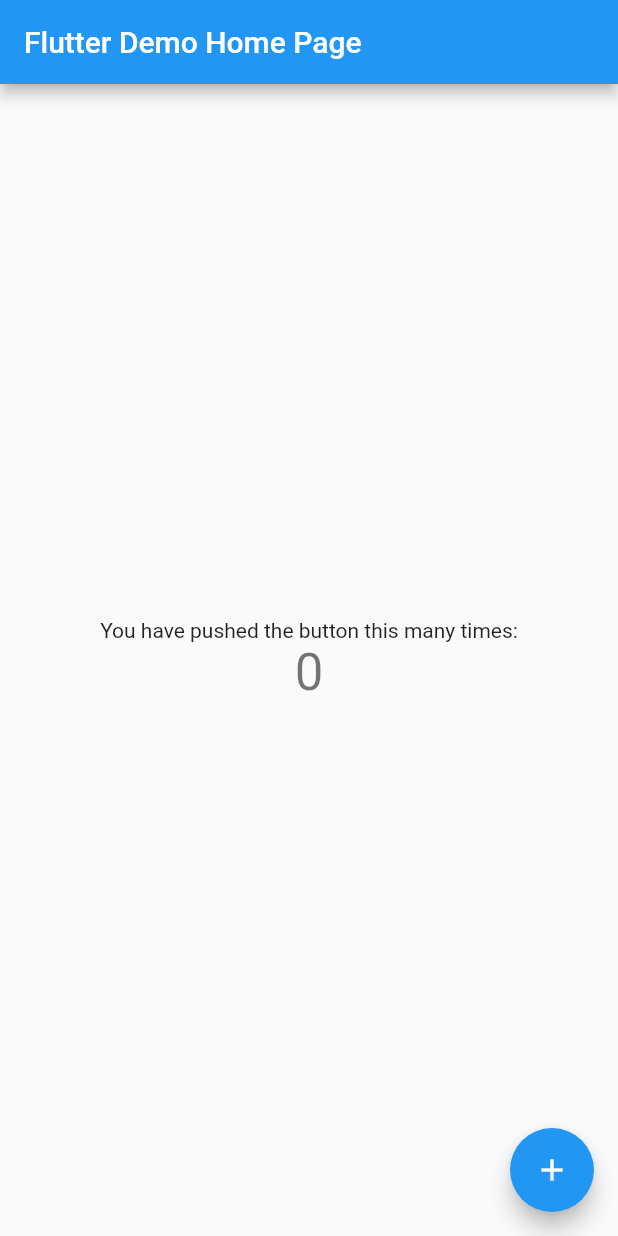
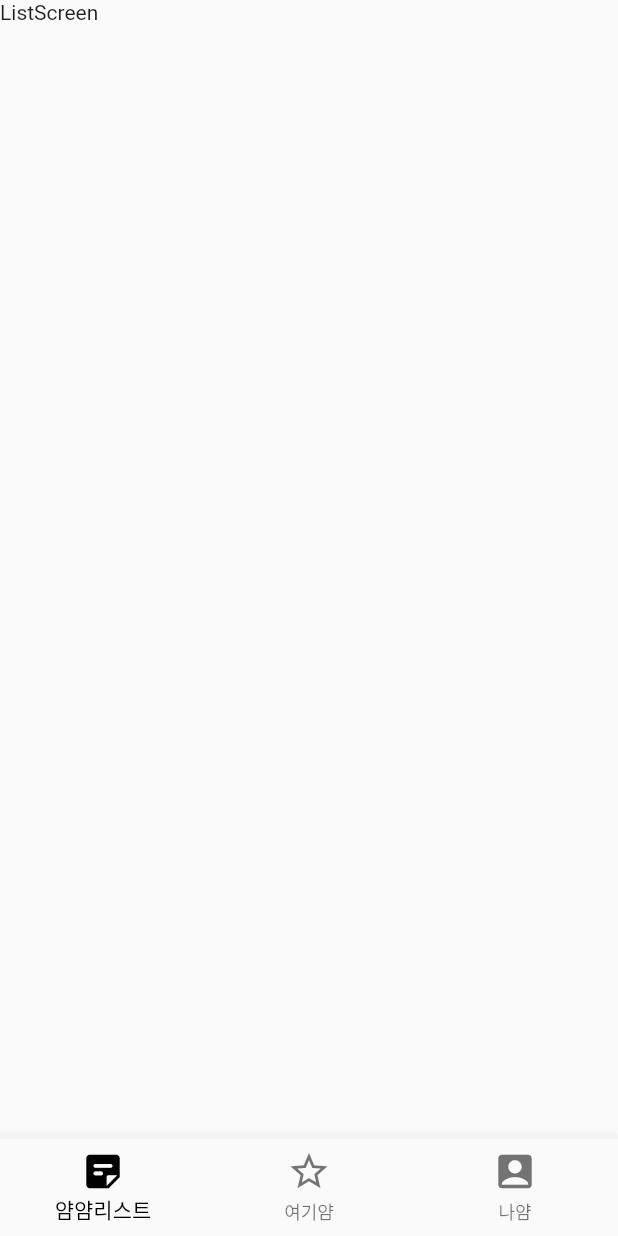
Before and after one commit to dcide6/mucketList_ui, a Flutter app: the screen it shows after launch, on a phone screen of 412 x 824 dp. Run offline on Flutter 3.47's test engine with Material 2 defaults, Android fonts, the phone set to English and light mode, and no system bars; our stand-ins replace get.

Commit message:
add screens

```diff
--- /dev/null
+++ b/lib/constants/material_white.dart
@@ -0,0 +1,17 @@
+import 'package:flutter/material.dart';
+
+const MaterialColor white = MaterialColor(
+  0xFFFFFFFF,
+  <int, Color>{
+    50: Color(0x0FFFFFFF),
+    100: Color(0x1FFFFFFF),
+    200: Color(0x2FFFFFFF),
+    300: Color(0x3FFFFFFF),
+    400: Color(0x4FFFFFFF),
+    500: Color(0x5FFFFFFF),
+    600: Color(0x6FFFFFFF),
+    700: Color(0x7FFFFFFF),
+    800: Color(0x8FFFFFFF),
+    900: Color(0x9FFFFFFF),
+  },
+);
--- /dev/null
+++ b/lib/home_page.dart
@@ -0,0 +1,51 @@
+import 'package:flutter/material.dart';
+import 'package:mklistui/screens/feed_screen.dart';
+import 'package:mklistui/screens/list_screen.dart';
+import 'package:mklistui/screens/profile_screen.dart';
+
+class HomePage extends StatefulWidget {
+  @override
+  _HomePageState createState() => _HomePageState();
+}
+
+class _HomePageState extends State<HomePage> {
+  List<BottomNavigationBarItem> btmNavItems = [
+    BottomNavigationBarItem(
+        icon: Icon(Icons.sticky_note_2_rounded), label: '얌얌리스트'),
+    BottomNavigationBarItem(
+        icon: Icon(Icons.star_border_outlined), label: '여기얌'),
+    BottomNavigationBarItem(icon: Icon(Icons.account_box_rounded), label: '나얌'),
+  ];
+
+  int _selectedIndex = 0;
+  GlobalKey<ScaffoldState> _key = GlobalKey();
+
+  static List<Widget> _screens = [
+    ListScreen(),
+    FeedScreen(),
+    ProfileScreen(),
+  ];
+
+  @override
+  Widget build(BuildContext context) {
+    return Scaffold(
+      key: _key,
+      body: IndexedStack(
+        index: _selectedIndex,
+        children: _screens,
+      ),
+      bottomNavigationBar: BottomNavigationBar(
+          showSelectedLabels: true,
+          showUnselectedLabels: true,
+          iconSize: 30.0,
+          items: btmNavItems,
+          selectedItemColor: Colors.black,
+          currentIndex: _selectedIndex,
+          onTap: (index) {
+            setState(() {
+              _selectedIndex = index;
+            });
+          }),
+    );
+  }
+}
--- a/lib/main.dart
+++ b/lib/main.dart
@@ -1,4 +1,8 @@
 import 'package:flutter/material.dart';
+import 'package:get/get.dart';
+import 'package:mklistui/constants/material_white.dart';
+
+import 'home_page.dart';
 
 void main() {
   runApp(MyApp());
@@ -8,110 +12,13 @@ class MyApp extends StatelessWidget {
   // This widget is the root of your application.
   @override
   Widget build(BuildContext context) {
-    return MaterialApp(
-      title: 'Flutter Demo',
+    return GetMaterialApp(
+      debugShowCheckedModeBanner: false,
       theme: ThemeData(
-        // This is the theme of your application.
-        //
-        // Try running your application with "flutter run". You'll see the
-        // application has a blue toolbar. Then, without quitting the app, try
-        // changing the primarySwatch below to Colors.green and then invoke
-        // "hot reload" (press "r" in the console where you ran "flutter run",
-        // or simply save your changes to "hot reload" in a Flutter IDE).
-        // Notice that the counter didn't reset back to zero; the application
-        // is not restarted.
-        primarySwatch: Colors.blue,
-        // This makes the visual density adapt to the platform that you run
-        // the app on. For desktop platforms, the controls will be smaller and
-        // closer together (more dense) than on mobile platforms.
+        primarySwatch: white,
         visualDensity: VisualDensity.adaptivePlatformDensity,
       ),
-      home: MyHomePage(title: 'Flutter Demo Home Page'),
+      home: HomePage(),
     );
   }
 }
-
-class MyHomePage extends StatefulWidget {
-  MyHomePage({Key key, this.title}) : super(key: key);
-
-  // This widget is the home page of your application. It is stateful, meaning
-  // that it has a State object (defined below) that contains fields that affect
-  // how it looks.
-
-  // This class is the configuration for the state. It holds the values (in this
-  // case the title) provided by the parent (in this case the App widget) and
-  // used by the build method of the State. Fields in a Widget subclass are
-  // always marked "final".
-
-  final String title;
-
-  @override
-  _MyHomePageState createState() => _MyHomePageState();
-}
-
-class _MyHomePageState extends State<MyHomePage> {
-  int _counter = 0;
-
-  void _incrementCounter() {
-    setState(() {
-      // This call to setState tells the Flutter framework that something has
-      // changed in this State, which causes it to rerun the build method below
-      // so that the display can reflect the updated values. If we changed
-      // _counter without calling setState(), then the build method would not be
-      // called again, and so nothing would appear to happen.
-      _counter++;
-    });
-  }
-
-  @override
-  Widget build(BuildContext context) {
-    // This method is rerun every time setState is called, for instance as done
-    // by the _incrementCounter method above.
-    //
-    // The Flutter framework has been optimized to make rerunning build methods
-    // fast, so that you can just rebuild anything that needs updating rather
-    // than having to individually change instances of widgets.
-    return Scaffold(
-      appBar: AppBar(
-        // Here we take the value from the MyHomePage object that was created by
-        // the App.build method, and use it to set our appbar title.
-        title: Text(widget.title),
-      ),
-      body: Center(
-        // Center is a layout widget. It takes a single child and positions it
-        // in the middle of the parent.
-        child: Column(
-          // Column is also a layout widget. It takes a list of children and
-          // arranges them vertically. By default, it sizes itself to fit its
-          // children horizontally, and tries to be as tall as its parent.
-          //
-          // Invoke "debug painting" (press "p" in the console, choose the
-          // "Toggle Debug Paint" action from the Flutter Inspector in Android
-          // Studio, or the "Toggle Debug Paint" command in Visual Studio Code)
-          // to see the wireframe for each widget.
-          //
-          // Column has various properties to control how it sizes itself and
-          // how it positions its children. Here we use mainAxisAlignment to
-          // center the children vertically; the main axis here is the vertical
-          // axis because Columns are vertical (the cross axis would be
-          // horizontal).
-          mainAxisAlignment: MainAxisAlignment.center,
-          children: <Widget>[
-            Text(
-              'You have pushed the button this many times:',
-            ),
-            Text(
-              '$_counter',
-              style: Theme.of(context).textTheme.headline4,
-            ),
-          ],
-        ),
-      ),
-      floatingActionButton: FloatingActionButton(
-        onPressed: _incrementCounter,
-        tooltip: 'Increment',
-        child: Icon(Icons.add),
-      ), // This trailing comma makes auto-formatting nicer for build methods.
-    );
-  }
-}
--- /dev/null
+++ b/lib/screens/feed_screen.dart
@@ -0,0 +1,13 @@
+import 'package:flutter/material.dart';
+
+class FeedScreen extends StatelessWidget {
+  @override
+  Widget build(BuildContext context) {
+    return SafeArea(
+        child: Container(
+      child: Column(
+        children: [Text("FeedScreen")],
+      ),
+    ));
+  }
+}
--- /dev/null
+++ b/lib/screens/list_screen.dart
@@ -0,0 +1,18 @@
+import 'package:flutter/material.dart';
+
+class ListScreen extends StatelessWidget {
+  @override
+  Widget build(BuildContext context) {
+    return SafeArea(
+      child: Scaffold(
+        body: Container(
+          child: Column(
+            children: [
+              Text("ListScreen"),
+            ],
+          ),
+        ),
+      ),
+    );
+  }
+}
--- /dev/null
+++ b/lib/screens/profile_screen.dart
@@ -0,0 +1,13 @@
+import 'package:flutter/material.dart';
+
+class ProfileScreen extends StatelessWidget {
+  @override
+  Widget build(BuildContext context) {
+    return SafeArea(
+        child: Container(
+      child: Column(
+        children: [Text("ProfileScreen")],
+      ),
+    ));
+  }
+}
--- a/pubspec.yaml
+++ b/pubspec.yaml
@@ -28,6 +28,7 @@ dependencies:
   # The following adds the Cupertino Icons font to your application.
   # Use with the CupertinoIcons class for iOS style icons.
   cupertino_icons: ^1.0.0
+  get: ^3.2.4
 
 dev_dependencies:
   flutter_test:
```
Also changed, not shown: 1 other file.
